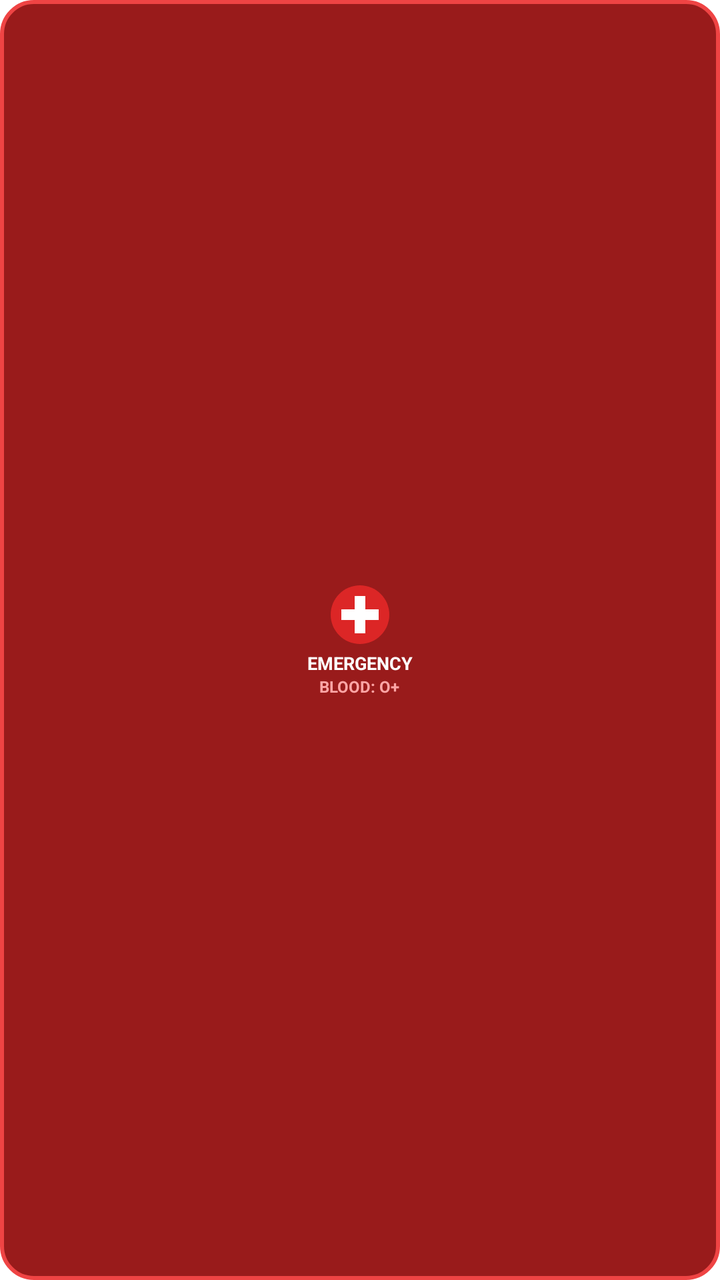
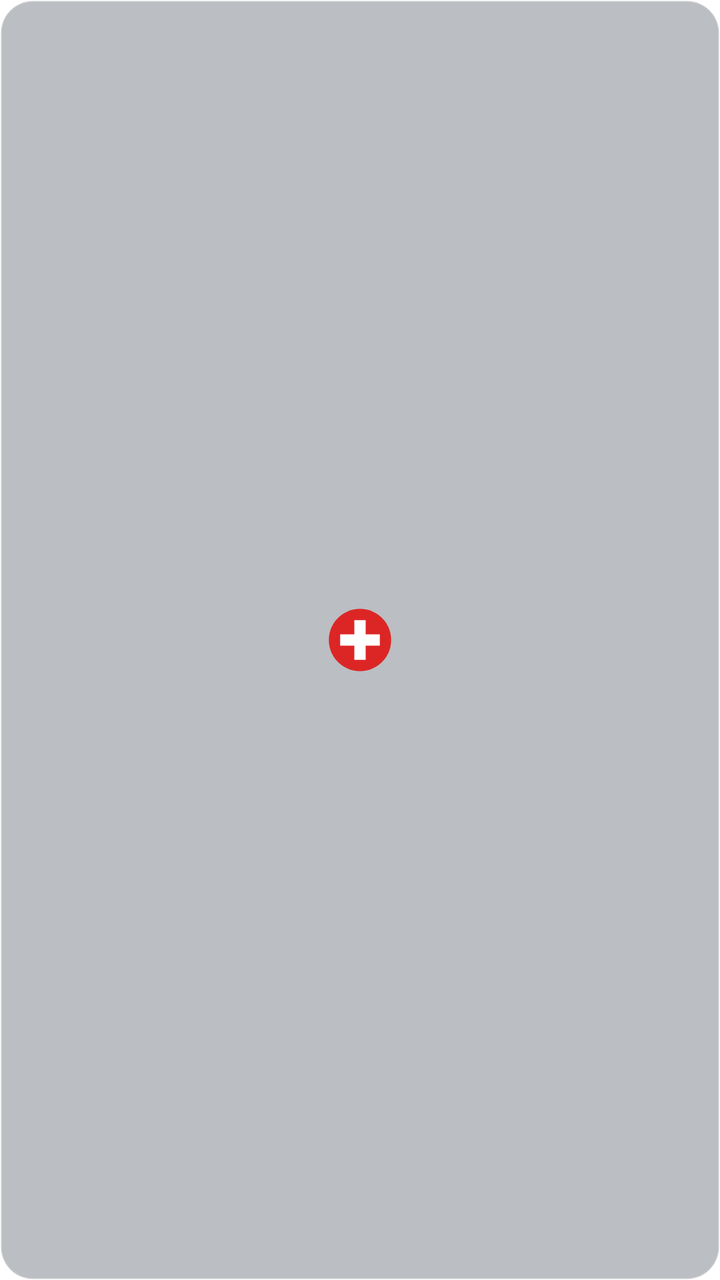

Screens rendered from an Android XML layout before and after an edit, with the pre-edit source and the edit as a unified diff.
<!-- AndroidManifest.xml: fallback theme Theme.MaterialComponents.DayNight.NoActionBar -->
<!-- res/layout/widget_emergency_button.xml -->
<?xml version="1.0" encoding="utf-8"?>
<LinearLayout xmlns:android="http://schemas.android.com/apk/res/android"
    android:id="@+id/widget_button_root"
    android:layout_width="match_parent"
    android:layout_height="match_parent"
    android:orientation="vertical"
    android:background="@drawable/widget_emergency_button_bg"
    android:padding="6dp"
    android:gravity="center">

    <ImageView
        android:id="@+id/widget_button_logo"
        android:layout_width="32dp"
        android:layout_height="32dp"
        android:src="@drawable/ic_medical_emergency_logo"
        android:contentDescription="Emergency Medical ID" />

    <TextView
        android:layout_width="wrap_content"
        android:layout_height="wrap_content"
        android:layout_marginTop="2dp"
        android:text="EMERGENCY"
        android:textColor="#FFFFFF"
        android:textSize="9sp"
        android:textStyle="bold" />

    <TextView
        android:id="@+id/widget_button_blood_type"
        android:layout_width="wrap_content"
        android:layout_height="wrap_content"
        android:text="BLOOD: O+"
        android:textColor="#FCA5A5"
        android:textSize="8sp"
        android:textStyle="bold" />
</LinearLayout>
<!-- resources referenced by this layout -->
<resources>
  <!-- drawable ic_medical_emergency_logo (drawable) -->
  <?xml version="1.0" encoding="utf-8"?>
  <vector xmlns:android="http://schemas.android.com/apk/res/android"
      android:width="48dp"
      android:height="48dp"
      android:viewportWidth="48"
      android:viewportHeight="48">
      
      <path
          android:fillColor="#DC2626"
          android:pathData="M24,2 C11.85,2 2,11.85 2,24 C2,36.15 11.85,46 24,46 C36.15,46 46,36.15 46,24 C46,11.85 36.15,2 24,2 Z" />
      
      <path
          android:fillColor="#FFFFFF"
          android:pathData="M20,10 L28,10 L28,20 L38,20 L38,28 L28,28 L28,38 L20,38 L20,28 L10,28 L10,20 L20,20 Z" />
  </vector>
  <!-- drawable widget_emergency_button_bg (drawable) -->
  <?xml version="1.0" encoding="utf-8"?>
  <shape xmlns:android="http://schemas.android.com/apk/res/android"
      android:shape="rectangle">
      <solid android:color="#991B1B" />
      <corners android:radius="16dp" />
      <stroke android:width="2dp" android:color="#EF4444" />
  </shape>
</resources>

<!-- the commit's change to res/layout/widget_emergency_button.xml (unified diff, before → after) -->
@@ -1,35 +1,16 @@
 <?xml version="1.0" encoding="utf-8"?>
-<LinearLayout xmlns:android="http://schemas.android.com/apk/res/android"
+<FrameLayout xmlns:android="http://schemas.android.com/apk/res/android"
     android:id="@+id/widget_button_root"
     android:layout_width="match_parent"
     android:layout_height="match_parent"
-    android:orientation="vertical"
-    android:background="@drawable/widget_emergency_button_bg"
-    android:padding="6dp"
-    android:gravity="center">
+    android:background="@drawable/widget_samsung_lockscreen_pill"
+    android:padding="6dp">
 
     <ImageView
         android:id="@+id/widget_button_logo"
-        android:layout_width="32dp"
-        android:layout_height="32dp"
+        android:layout_width="34dp"
+        android:layout_height="34dp"
+        android:layout_gravity="center"
         android:src="@drawable/ic_medical_emergency_logo"
         android:contentDescription="Emergency Medical ID" />
-
-    <TextView
-        android:layout_width="wrap_content"
-        android:layout_height="wrap_content"
-        android:layout_marginTop="2dp"
-        android:text="EMERGENCY"
-        android:textColor="#FFFFFF"
-        android:textSize="9sp"
-        android:textStyle="bold" />
-
-    <TextView
-        android:id="@+id/widget_button_blood_type"
-        android:layout_width="wrap_content"
-        android:layout_height="wrap_content"
-        android:text="BLOOD: O+"
-        android:textColor="#FCA5A5"
-        android:textSize="8sp"
-        android:textStyle="bold" />
-</LinearLayout>
+</FrameLayout>
<!-- resource entries referenced after the edit -->
@@ -16,13 +16,14 @@
           android:fillColor="#FFFFFF"
           android:pathData="M20,10 L28,10 L28,20 L38,20 L38,28 L28,28 L28,38 L20,38 L20,28 L10,28 L10,20 L20,20 Z" />
   </vector>
-  <!-- drawable widget_emergency_button_bg (drawable) -->
+  <!-- drawable widget_samsung_lockscreen_pill (drawable) -->
   <?xml version="1.0" encoding="utf-8"?>
   <shape xmlns:android="http://schemas.android.com/apk/res/android"
       android:shape="rectangle">
-      <solid android:color="#991B1B" />
+      
+      <solid android:color="#4D1E293B" />
       <corners android:radius="16dp" />
-      <stroke android:width="2dp" android:color="#EF4444" />
+      <stroke android:width="1dp" android:color="#33FFFFFF" />
   </shape>
 </resources>
 
